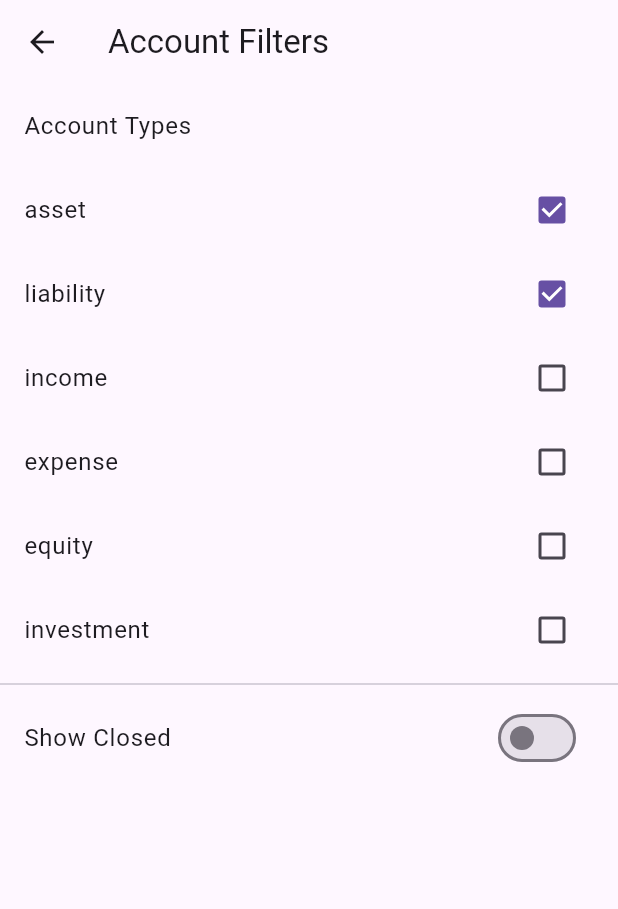
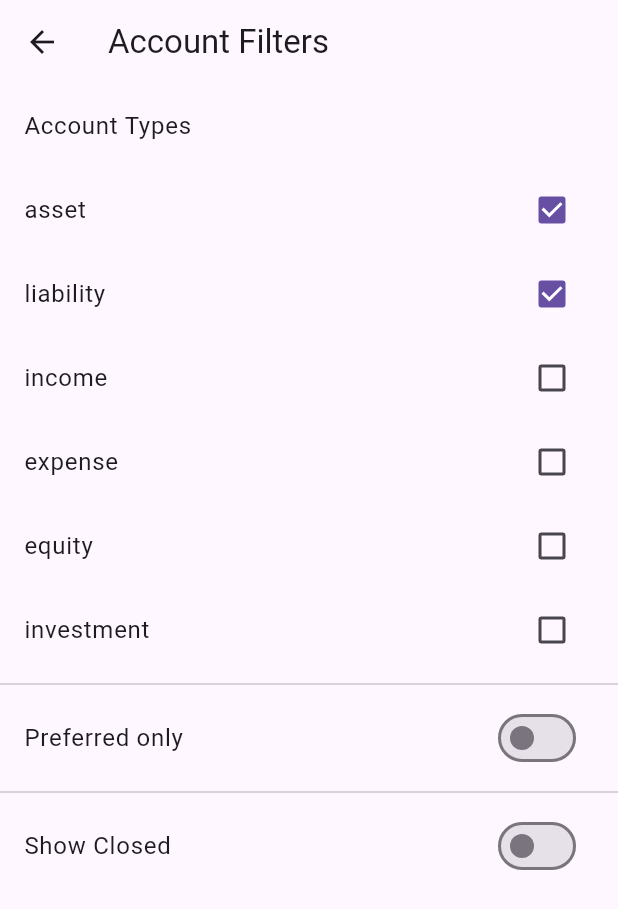
Before and after one commit to miniol/kmymoney_app, a Flutter app: the screen it shows after launch, item 2 of the bottom bar chosen, after a tap on the "settings" icon, on a phone screen of 412 x 824 dp. Shown: the top 909 px of the screen. Run offline on Flutter 3.47's test engine with Material 3 defaults, Android fonts, the phone set to English and light mode, and no system bars; our stand-ins replace decimal, file_picker, flutter_riverpod, sqflite, sqflite_common_ffi; accounts and stored records are empty.

Commit message:
feat: add preferred account filtering and optimize KMY parsing
- Add preferred field to Account model and database schema
- Implement preferred-only filter in account list with UI toggle
- Optimize KMY file parsing with compute isolation and wire format
- Update account DAO to support preferred account filtering
- Add preferred account option to settings screen

```diff
--- a/lib/data/database/account_dao.dart
+++ b/lib/data/database/account_dao.dart
@@ -19,6 +19,7 @@ class AccountDao {
         'type': account.type,
         'currency_id': account.currencyId,
         'closed': account.closed ? 1 : 0,
+        'preferred': account.preferred ? 1 : 0,
       }, conflictAlgorithm: ConflictAlgorithm.replace);
     }
 
@@ -39,6 +40,7 @@ class AccountDao {
         type: map['type'] as String,
         currencyId: map['currency_id'] as String,
         closed: map['closed'] == '1',
+        preferred: map['preferred'] == 1 || map['preferred'] == '1',
       );
     }).toList();
   }
@@ -53,6 +55,7 @@ class AccountDao {
   Future<List<AccountWithBalanceRow>> getAccountsWithBalances({
     required Set<AccountType> visibleTypes,
     required bool showClosed,
+    required bool preferredOnly,
   }) async {
     final db = await AppDatabase.instance.database;
 
@@ -60,18 +63,22 @@ class AccountDao {
 
     final whereClosed = showClosed ? '' : 'AND a.closed = 0';
 
+    final wherePreferred = preferredOnly ? 'AND a.preferred = 1' : '';
+
     final result = await db.rawQuery('''
     SELECT
       a.id,
       a.name,
       a.type,
       a.currency_id,
+      a.preferred,
       IFNULL(SUM(CAST(s.numerator AS INTEGER)), 0) as total_num,
       IFNULL(MAX(CAST(s.denominator AS INTEGER)), 1) as denom
     FROM accounts a
     LEFT JOIN splits s ON a.id = s.account_id
     WHERE a.type IN ($typeValues)
     $whereClosed
+    $wherePreferred
     GROUP BY a.id
     ORDER BY a.name
     ''');
@@ -85,6 +92,7 @@ class AccountDao {
           BigInt.parse(row['total_num'].toString()),
           BigInt.parse(row['denom'].toString()),
         ),
+        isFavorite: row['preferred'] == 1 || row['preferred'] == '1',
       );
     }).toList();
   }
--- a/lib/data/database/app_database.dart
+++ b/lib/data/database/app_database.dart
@@ -21,7 +21,7 @@ class AppDatabase {
 
     return await openDatabase(
       path,
-      version: 4,
+      version: 5,
       onCreate: _createDB,
       // Migration from version 1 to 2: add closed column to accounts table
       onUpgrade: (db, oldVersion, newVersion) async {
@@ -57,6 +57,12 @@ class AppDatabase {
             )
           ''');
         }
+
+        if (oldVersion < 5) {
+          await db.execute(
+            'ALTER TABLE accounts ADD COLUMN preferred INTEGER DEFAULT 0',
+          );
+        }
       },
     );
   }
@@ -68,7 +74,8 @@ class AppDatabase {
         name TEXT NOT NULL,
         type TEXT NOT NULL,
         currency_id TEXT NOT NULL,
-        closed INTEGER DEFAULT 0
+        closed INTEGER DEFAULT 0,
+        preferred INTEGER DEFAULT 0
       )
     ''');
 
--- a/lib/data/database/models/account_filter_settings.dart
+++ b/lib/data/database/models/account_filter_settings.dart
@@ -3,26 +3,31 @@ import 'account_type.dart';
 class AccountFilterSettings {
   final Set<AccountType> visibleTypes;
   final bool showClosed;
+  final bool preferredOnly;
 
   const AccountFilterSettings({
     required this.visibleTypes,
     required this.showClosed,
+    required this.preferredOnly,
   });
 
   factory AccountFilterSettings.defaultSettings() {
     return const AccountFilterSettings(
       visibleTypes: {AccountType.asset, AccountType.liability},
       showClosed: false,
+      preferredOnly: false,
     );
   }
 
   AccountFilterSettings copyWith({
     Set<AccountType>? visibleTypes,
     bool? showClosed,
+    bool? preferredOnly,
   }) {
     return AccountFilterSettings(
       visibleTypes: visibleTypes ?? this.visibleTypes,
       showClosed: showClosed ?? this.showClosed,
+      preferredOnly: preferredOnly ?? this.preferredOnly,
     );
   }
 }
--- a/lib/data/kmy_parser.dart
+++ b/lib/data/kmy_parser.dart
@@ -149,6 +149,7 @@ class KmyParser {
 
     for (final node in accountNodes) {
       bool isClosed = false;
+      bool isPreferred = false;
 
       final kvElements = node.findElements('KEYVALUEPAIRS');
 
@@ -162,6 +163,10 @@ class KmyParser {
           if (key == 'mm-closed' && value == 'yes') {
             isClosed = true;
           }
+
+          if (key == 'PreferredAccount' && value == 'Yes') {
+            isPreferred = true;
+          }
         }
       }
 
@@ -174,6 +179,7 @@ class KmyParser {
         type: (node.getAttribute('type') ?? '').trim(),
         currencyId: (node.getAttribute('currency') ?? '').trim(),
         closed: isClosed,
+        preferred: isPreferred,
       );
 
       final existing = accountsById[id];
@@ -188,6 +194,7 @@ class KmyParser {
               ? next.currencyId
               : existing.currencyId,
           closed: existing.closed || next.closed,
+          preferred: existing.preferred || next.preferred,
         );
       }
     }
--- a/lib/domain/models/account.dart
+++ b/lib/domain/models/account.dart
@@ -4,6 +4,7 @@ class Account {
   final String type;
   final String currencyId;
   final bool closed;
+  final bool preferred;
 
   Account({
     required this.id,
@@ -11,5 +12,6 @@ class Account {
     required this.type,
     required this.currencyId,
     required this.closed,
+    this.preferred = false,
   });
 }
--- a/lib/presentation/providers/account_list_provider.dart
+++ b/lib/presentation/providers/account_list_provider.dart
@@ -22,6 +22,7 @@ Stream<List<AccountWithBalanceRow>> _watchAccounts(
   yield await accountDao.getAccountsWithBalances(
     visibleTypes: settings.visibleTypes,
     showClosed: settings.showClosed,
+    preferredOnly: settings.preferredOnly,
   );
 
   await for (final _ in DbChangeNotifier.instance.stream) {
@@ -30,6 +31,7 @@ Stream<List<AccountWithBalanceRow>> _watchAccounts(
     yield await accountDao.getAccountsWithBalances(
       visibleTypes: updatedSettings.visibleTypes,
       showClosed: updatedSettings.showClosed,
+      preferredOnly: updatedSettings.preferredOnly,
     );
   }
 }
--- a/lib/presentation/providers/settings_provider.dart
+++ b/lib/presentation/providers/settings_provider.dart
@@ -20,6 +20,10 @@ class AccountFilterNotifier extends StateNotifier<AccountFilterSettings> {
   void toggleShowClosed() {
     state = state.copyWith(showClosed: !state.showClosed);
   }
+
+  void togglePreferredOnly() {
+    state = state.copyWith(preferredOnly: !state.preferredOnly);
+  }
 }
 
 final accountFilterProvider =
--- a/lib/presentation/screens/settings_screen.dart
+++ b/lib/presentation/screens/settings_screen.dart
@@ -29,6 +29,12 @@ class SettingsScreen extends ConsumerWidget {
           }),
           const Divider(),
           SwitchListTile(
+            title: const Text('Preferred only'),
+            value: settings.preferredOnly,
+            onChanged: (_) => notifier.togglePreferredOnly(),
+          ),
+          const Divider(),
+          SwitchListTile(
             title: const Text('Show Closed'),
             value: settings.showClosed,
             onChanged: (_) => notifier.toggleShowClosed(),
```
Also changed, not shown: lib/data/repositories/kmy_repository_impl.dart (+146 -5 lines).
